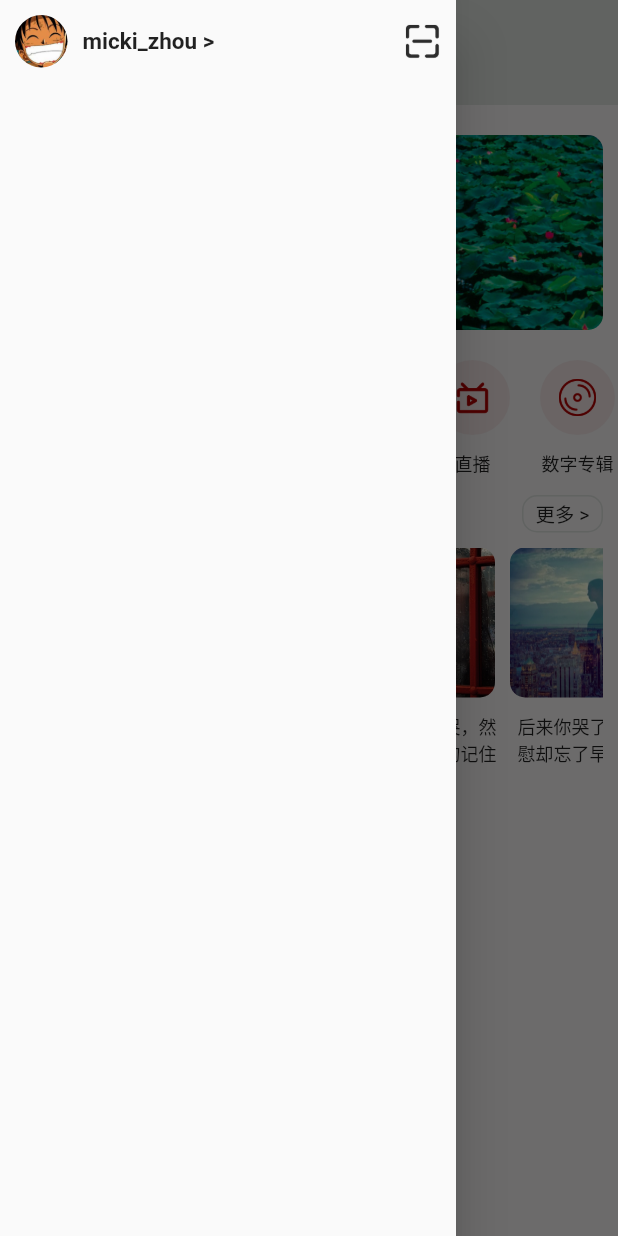
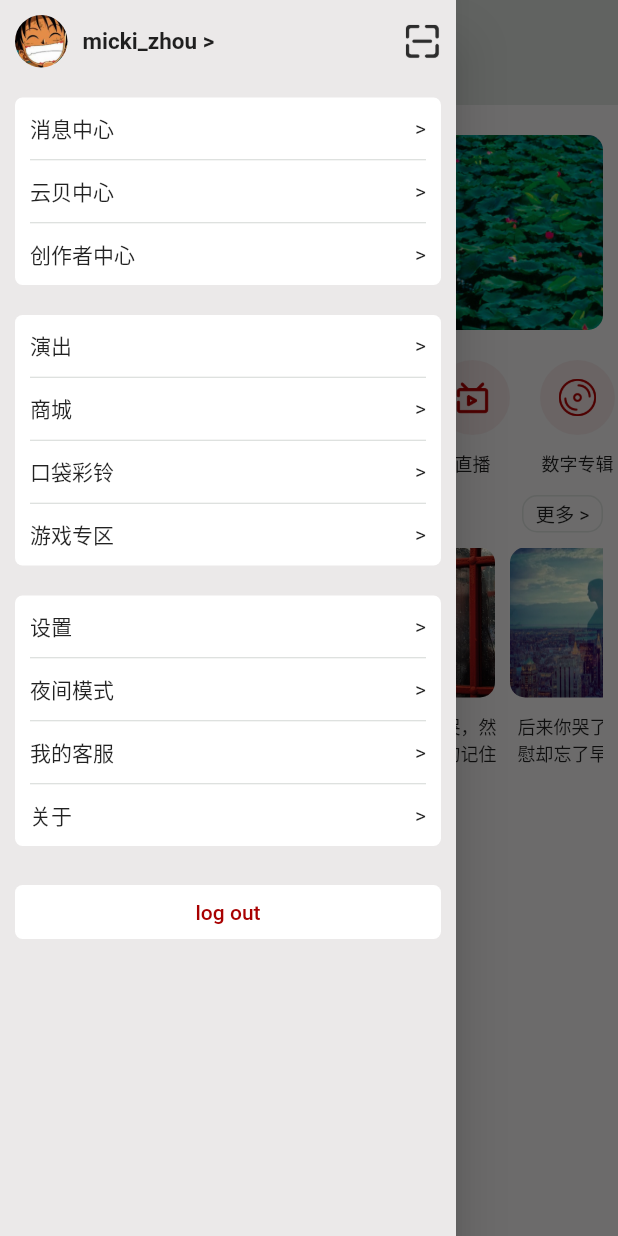
Before and after one commit to micki-zhou/black_bear, a Flutter app: the HomePage screen opened directly, with the side drawer open, on a phone screen of 412 x 824 dp. Run offline on Flutter 3.47's test engine with Material 2 defaults, Android fonts, the phone set to English and light mode, and no system bars; our stand-ins replace shared_preferences, simple_animations; accounts and stored records are empty.

Commit message:
update click

```diff
--- a/lib/config/my_colors.dart
+++ b/lib/config/my_colors.dart
@@ -9,4 +9,6 @@ class MyColors {
   static Color text = Color(0xff181818);
   static Color homeTheme = Color(0xffd3d7d4);
   static Color background = Color(0xffebe9e9);
+  static Color line = Color(0xffd3d7d4);
+
 }
--- a/lib/ui/home.dart
+++ b/lib/ui/home.dart
@@ -1,6 +1,7 @@
 import 'dart:async';
 
 import 'package:black_bear/config/my_colors.dart';
+import 'package:black_bear/ui/login.dart';
 import 'package:flutter/material.dart';
 
 class HomePage extends StatefulWidget {
@@ -99,11 +100,13 @@ class _HomePageState extends State<HomePage> {
   Widget _drawer() {
     return Drawer(
       child: Container(
+        color: MyColors.background,
         padding:
             EdgeInsets.fromLTRB(0, MediaQuery.of(context).padding.top, 0, 0),
         child: Column(
           children: [
             _mineView(),
+            _drawList(),
           ],
         ),
       ),
@@ -142,6 +145,191 @@ class _HomePageState extends State<HomePage> {
           )
         ],
       ),
+    );
+  }
+
+  // 侧边栏列表选项
+  Widget _drawList() {
+    return Column(
+      children: [
+        Container(
+          padding: EdgeInsets.all(10),
+          decoration: BoxDecoration(
+              borderRadius: BorderRadius.circular(5), color: MyColors.white),
+          margin: EdgeInsets.all(10),
+          child: Column(children: [
+            InkWell(
+              child: Row(
+                mainAxisAlignment: MainAxisAlignment.spaceBetween,
+                children: [Text('消息中心'), Text('>')],
+              ),
+              onTap: () {
+                print('消息中心');
+              },
+            ),
+            SizedBox(
+              height: 10,
+            ),
+            Divider(
+              color: MyColors.line,
+              height: 1,
+            ),
+            SizedBox(
+              height: 10,
+            ),
+            InkWell(
+                          child: Row(
+                mainAxisAlignment: MainAxisAlignment.spaceBetween,
+                children: [Text('云贝中心'), Text('>')],
+              ),
+              onTap: (){
+                print('云贝中心');
+              },
+            ),
+            SizedBox(
+              height: 10,
+            ),
+            Divider(
+              color: MyColors.line,
+              height: 1,
+            ),
+            SizedBox(
+              height: 10,
+            ),
+            Row(
+              mainAxisAlignment: MainAxisAlignment.spaceBetween,
+              children: [Text('创作者中心'), Text('>')],
+            )
+          ]),
+        ),
+        Container(
+          padding: EdgeInsets.all(10),
+          decoration: BoxDecoration(
+              borderRadius: BorderRadius.circular(5), color: MyColors.white),
+          margin: EdgeInsets.all(10),
+          child: Column(children: [
+            Row(
+              mainAxisAlignment: MainAxisAlignment.spaceBetween,
+              children: [Text('演出'), Text('>')],
+            ),
+            SizedBox(
+              height: 10,
+            ),
+            Divider(
+              color: MyColors.line,
+              height: 1,
+            ),
+            SizedBox(
+              height: 10,
+            ),
+            Row(
+              mainAxisAlignment: MainAxisAlignment.spaceBetween,
+              children: [Text('商城'), Text('>')],
+            ),
+            SizedBox(
+              height: 10,
+            ),
+            Divider(
+              color: MyColors.line,
+              height: 1,
+            ),
+            SizedBox(
+              height: 10,
+            ),
+            Row(
+              mainAxisAlignment: MainAxisAlignment.spaceBetween,
+              children: [Text('口袋彩铃'), Text('>')],
+            ),
+            SizedBox(
+              height: 10,
+            ),
+            Divider(
+              color: MyColors.line,
+              height: 1,
+            ),
+            SizedBox(
+              height: 10,
+            ),
+            Row(
+              mainAxisAlignment: MainAxisAlignment.spaceBetween,
+              children: [Text('游戏专区'), Text('>')],
+            )
+          ]),
+        ),
+        Container(
+          padding: EdgeInsets.all(10),
+          decoration: BoxDecoration(
+              borderRadius: BorderRadius.circular(5), color: MyColors.white),
+          margin: EdgeInsets.all(10),
+          child: Column(children: [
+            Row(
+              mainAxisAlignment: MainAxisAlignment.spaceBetween,
+              children: [Text('设置'), Text('>')],
+            ),
+            SizedBox(
+              height: 10,
+            ),
+            Divider(
+              color: MyColors.line,
+              height: 1,
+            ),
+            SizedBox(
+              height: 10,
+            ),
+            Row(
+              mainAxisAlignment: MainAxisAlignment.spaceBetween,
+              children: [Text('夜间模式'), Text('>')],
+            ),
+            SizedBox(
+              height: 10,
+            ),
+            Divider(
+              color: MyColors.line,
+              height: 1,
+            ),
+            SizedBox(
+              height: 10,
+            ),
+            Row(
+              mainAxisAlignment: MainAxisAlignment.spaceBetween,
+              children: [Text('我的客服'), Text('>')],
+            ),
+            SizedBox(
+              height: 10,
+            ),
+            Divider(
+              color: MyColors.line,
+              height: 1,
+            ),
+            SizedBox(
+              height: 10,
+            ),
+            Row(
+              mainAxisAlignment: MainAxisAlignment.spaceBetween,
+              children: [Text('关于'), Text('>')],
+            )
+          ]),
+        ),
+        Container(
+          margin: EdgeInsets.all(10),
+          // decoration: BoxDecoration(borderRadius:BorderRadius.circular(45)),
+          child: FlatButton(
+            onPressed: () {
+              // 退出登录
+              Navigator.pushAndRemoveUntil(context,
+                  MaterialPageRoute(builder: (context) {
+                return LoginPage();
+              }), (route) => false);
+            },
+            minWidth: double.infinity,
+            child: Text('log out'),
+            textColor: MyColors.theme,
+            color: MyColors.white,
+            shape:
+                RoundedRectangleBorder(borderRadius: BorderRadius.circular(5)),
+          ),
+        ),
+      ],
     );
   }
 
```
